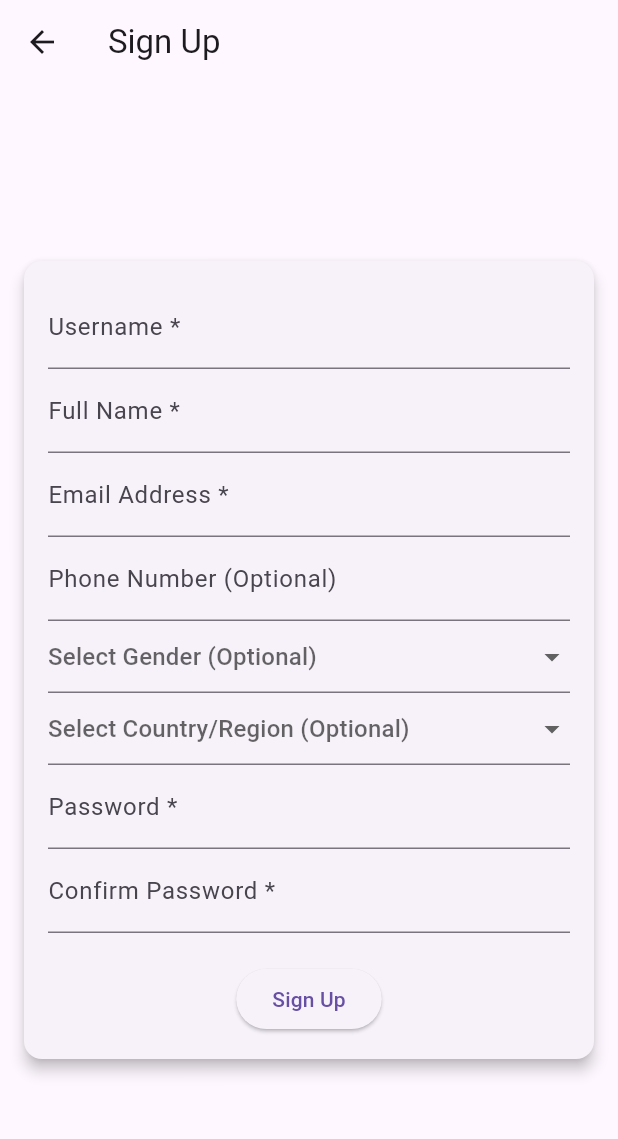
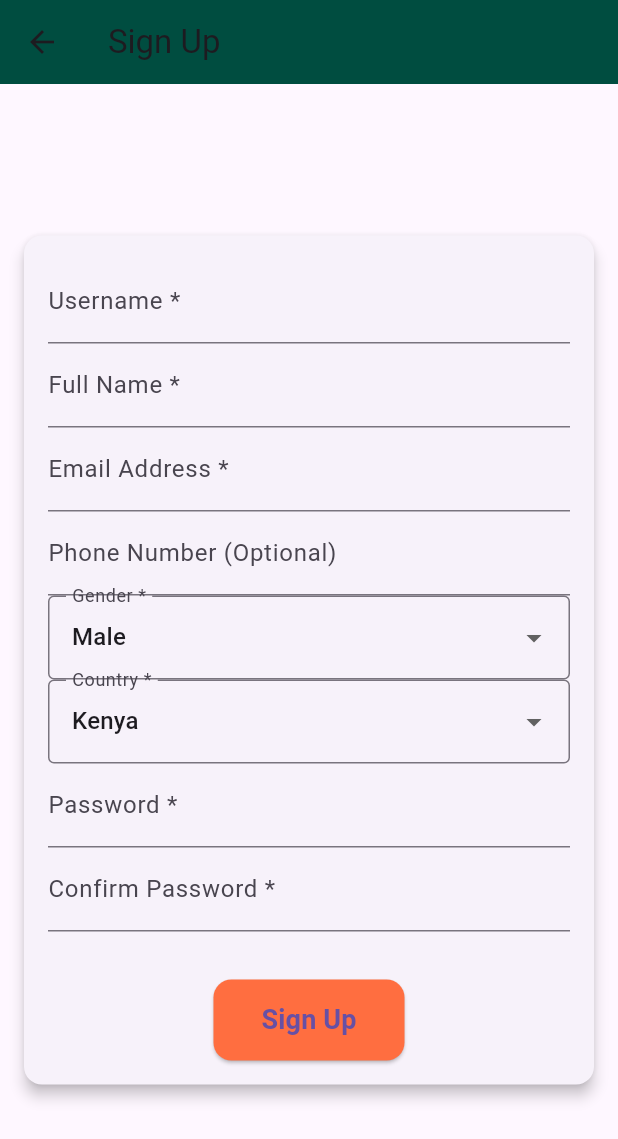
Before and after one commit to Marvins09/Course-correct-App, a Flutter app: the SignUpScreen screen opened directly, on a phone screen of 412 x 824 dp. Shown: the top 1139 px of the screen. Run offline on Flutter 3.47's test engine with Material 3 defaults, Android fonts, the light colour scheme and no system bars; our stand-ins replace cloud_firestore, firebase_auth, firebase_core, flutter_animate, google_fonts; accounts and stored records are empty; network calls fail.

Commit message:
My accout screen

```diff
--- a/lib/screens/signup_screen.dart
+++ b/lib/screens/signup_screen.dart
@@ -12,15 +12,16 @@ class SignUpScreen extends StatefulWidget {
 class SignUpScreenState extends State<SignUpScreen> {
   final _formKey = GlobalKey<FormState>();
 
-  final TextEditingController userNameController = TextEditingController();
+  final TextEditingController usernameController = TextEditingController();
   final TextEditingController fullNameController = TextEditingController();
   final TextEditingController emailController = TextEditingController();
   final TextEditingController passwordController = TextEditingController();
   final TextEditingController confirmPasswordController =
       TextEditingController();
   final TextEditingController phoneController = TextEditingController();
-  String? selectedGender;
-  String? selectedCountry;
+
+  String? selectedGender = 'Male';
+  String? selectedCountry = 'Kenya';
 
   final List<String> genderOptions = ['Male', 'Female', 'Other'];
   final List<String> countryOptions = ['Kenya', 'USA', 'UK', 'Canada', 'India'];
@@ -47,7 +48,7 @@ class SignUpScreenState extends State<SignUpScreen> {
           .collection('users')
           .doc(userCredential.user!.uid)
           .set({
-            'userName': userNameController.text.trim(),
+            'userName': usernameController.text.trim(),
             'fullName': fullNameController.text.trim(),
             'email': emailController.text.trim(),
             'phone': phoneController.text.trim(),
@@ -56,20 +57,14 @@ class SignUpScreenState extends State<SignUpScreen> {
             'profile_picture': '',
             'enrolled_courses': [],
             'completed_courses': [],
-            'course_progress': {},
-            'study_time': 0,
-            'last_active': Timestamp.now(),
-            'notifications': [],
-            'certificates': [],
             'uid': userCredential.user!.uid,
-            'createdAt': Timestamp.now(),
+            'createdAt': FieldValue.serverTimestamp(),
           });
 
       if (!mounted) return;
       ScaffoldMessenger.of(
         context,
       ).showSnackBar(const SnackBar(content: Text('✅ Signup Successful!')));
-
       Navigator.pop(context);
     } catch (e) {
       if (!mounted) return;
@@ -82,7 +77,10 @@ class SignUpScreenState extends State<SignUpScreen> {
   @override
   Widget build(BuildContext context) {
     return Scaffold(
-      appBar: AppBar(title: const Text('Sign Up')),
+      appBar: AppBar(
+        title: const Text('Sign Up'),
+        backgroundColor: Colors.teal[900],
+      ),
       body: Center(
         child: Card(
           margin: const EdgeInsets.all(16),
@@ -99,7 +97,7 @@ class SignUpScreenState extends State<SignUpScreen> {
                   mainAxisSize: MainAxisSize.min,
                   children: [
                     TextFormField(
-                      controller: userNameController,
+                      controller: usernameController,
                       decoration: const InputDecoration(
                         labelText: 'Username *',
                       ),
@@ -131,7 +129,13 @@ class SignUpScreenState extends State<SignUpScreen> {
                     ),
                     DropdownButtonFormField<String>(
                       value: selectedGender,
-                      hint: const Text('Select Gender (Optional)'),
+                      decoration: const InputDecoration(
+                        labelText: 'Gender *',
+                        border: OutlineInputBorder(),
+                      ),
+                      validator:
+                          (value) =>
+                              value == null ? 'Please select a gender' : null,
                       items:
                           genderOptions.map((String gender) {
                             return DropdownMenuItem<String>(
@@ -139,12 +143,21 @@ class SignUpScreenState extends State<SignUpScreen> {
                               child: Text(gender),
                             );
                           }).toList(),
-                      onChanged:
-                          (value) => setState(() => selectedGender = value),
+                      onChanged: (value) {
+                        setState(() {
+                          selectedGender = value;
+                        });
+                      },
                     ),
                     DropdownButtonFormField<String>(
                       value: selectedCountry,
-                      hint: const Text('Select Country/Region (Optional)'),
+                      decoration: const InputDecoration(
+                        labelText: 'Country *',
+                        border: OutlineInputBorder(),
+                      ),
+                      validator:
+                          (value) =>
+                              value == null ? 'Please select a country' : null,
                       items:
                           countryOptions.map((String country) {
                             return DropdownMenuItem<String>(
@@ -152,8 +165,11 @@ class SignUpScreenState extends State<SignUpScreen> {
                               child: Text(country),
                             );
                           }).toList(),
-                      onChanged:
-                          (value) => setState(() => selectedCountry = value),
+                      onChanged: (value) {
+                        setState(() {
+                          selectedCountry = value;
+                        });
+                      },
                     ),
                     TextFormField(
                       controller: passwordController,
@@ -174,10 +190,28 @@ class SignUpScreenState extends State<SignUpScreen> {
                         labelText: 'Confirm Password *',
                       ),
                     ),
-                    const SizedBox(height: 20),
-                    ElevatedButton(
-                      onPressed: _signUp,
-                      child: const Text('Sign Up'),
+                    SizedBox(height: 32),
+                    Center(
+                      child: ElevatedButton(
+                        onPressed: _signUp,
+                        style: ElevatedButton.styleFrom(
+                          backgroundColor: Colors.deepOrangeAccent,
+                          shape: RoundedRectangleBorder(
+                            borderRadius: BorderRadius.circular(12),
+                          ),
+                          padding: EdgeInsets.symmetric(
+                            vertical: 14,
+                            horizontal: 32,
+                          ),
+                        ),
+                        child: Text(
+                          'Sign Up',
+                          style: TextStyle(
+                            fontSize: 18,
+                            fontWeight: FontWeight.bold,
+                          ),
+                        ),
+                      ),
                     ),
                   ],
                 ),
--- a/pubspec.yaml
+++ b/pubspec.yaml
@@ -40,7 +40,6 @@ dependencies:
   flutter_animate: ^4.5.2
   cloud_firestore: ^5.6.5
   google_fonts: ^6.2.1
-  url_launcher: ^6.3.1
 
 dev_dependencies:
   flutter_test:
```
Also changed, not shown: lib/screens/course_detail_screen.dart (+110 -106 lines), lib/screens/my_courses_screen.dart (+20 -41 lines), lib/services/auth_service.dart (+0 -11 lines), pubspec.lock, 5 other files.
